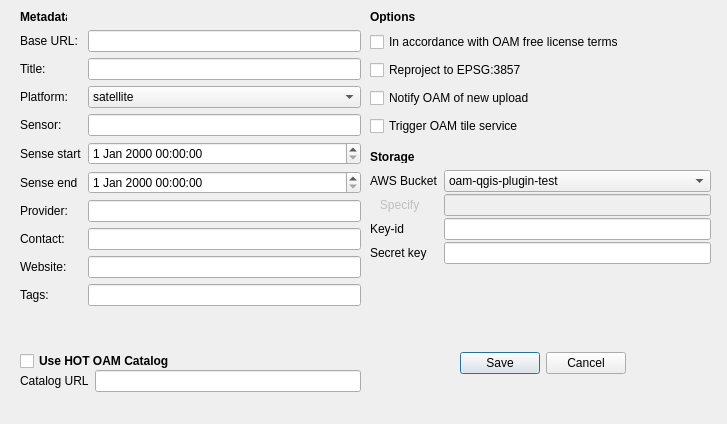
First picture: the form in OpenAerialMap/gui/ui/setting_dialog.ui, repository hotosm/oam-qgis-plugin, before the edit.
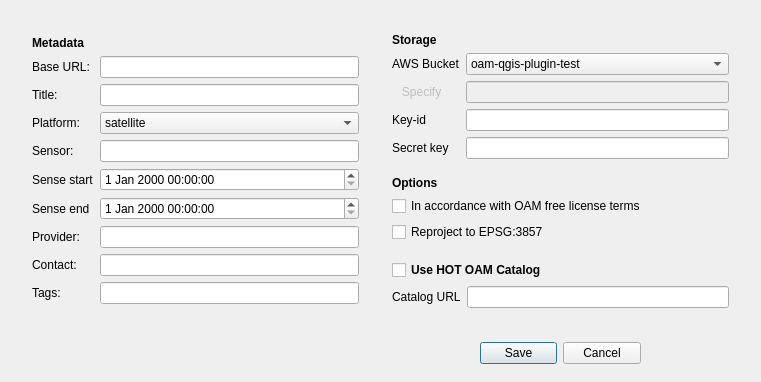
Second picture: the form after the edit.

Commit message: Improved GUI (mainly enhanced the cross-platform compatibility).

The edit to the form file:
```diff
--- a/OpenAerialMap/gui/ui/setting_dialog.ui
+++ b/OpenAerialMap/gui/ui/setting_dialog.ui
@@ -6,19 +6,30 @@
    <rect>
     <x>0</x>
     <y>0</y>
-    <width>727</width>
-    <height>424</height>
+    <width>761</width>
+    <height>382</height>
    </rect>
   </property>
+  <property name="minimumSize">
+   <size>
+    <width>0</width>
+    <height>0</height>
+   </size>
+  </property>
+  <property name="font">
+   <font>
+    <pointsize>9</pointsize>
+   </font>
+  </property>
   <property name="windowTitle">
    <string>Edit Settings</string>
   </property>
   <widget class="QDialogButtonBox" name="buttonBox">
    <property name="geometry">
     <rect>
-     <x>450</x>
-     <y>350</y>
-     <width>176</width>
+     <x>480</x>
+     <y>340</y>
+     <width>161</width>
      <height>27</height>
     </rect>
    </property>
@@ -29,146 +40,70 @@
     <set>QDialogButtonBox::Cancel|QDialogButtonBox::Save</set>
    </property>
   </widget>
-  <widget class="QWidget" name="formLayoutWidget_3">
-   <property name="geometry">
-    <rect>
-     <x>20</x>
-     <y>370</y>
-     <width>341</width>
-     <height>41</height>
-    </rect>
-   </property>
-   <layout class="QFormLayout" name="formLayout">
-    <property name="fieldGrowthPolicy">
-     <enum>QFormLayout::AllNonFixedFieldsGrow</enum>
-    </property>
-    <item row="0" column="0">
-     <widget class="QLabel" name="catalog_url_label">
-      <property name="text">
-       <string>Catalog URL</string>
-      </property>
-     </widget>
-    </item>
-    <item row="0" column="1">
-     <widget class="QLineEdit" name="catalog_url_edit"/>
-    </item>
-   </layout>
-  </widget>
-  <widget class="QCheckBox" name="hot_oam_catalog_check_box">
-   <property name="geometry">
-    <rect>
-     <x>20</x>
-     <y>350</y>
-     <width>161</width>
-     <height>22</height>
-    </rect>
-   </property>
-   <property name="font">
-    <font>
-     <weight>75</weight>
-     <bold>true</bold>
-    </font>
-   </property>
-   <property name="text">
-    <string>Use HOT OAM Catalog</string>
-   </property>
-  </widget>
-  <widget class="QLabel" name="lbMetadata">
-   <property name="geometry">
-    <rect>
-     <x>20</x>
-     <y>10</y>
-     <width>47</width>
-     <height>13</height>
-    </rect>
-   </property>
-   <property name="font">
-    <font>
-     <weight>75</weight>
-     <bold>true</bold>
-    </font>
-   </property>
-   <property name="text">
-    <string>Metadata</string>
-   </property>
-  </widget>
   <widget class="QWidget" name="layoutWidget">
    <property name="geometry">
     <rect>
-     <x>370</x>
-     <y>30</y>
+     <x>390</x>
+     <y>20</y>
      <width>341</width>
-     <height>108</height>
+     <height>301</height>
     </rect>
    </property>
    <layout class="QVBoxLayout" name="verticalLayout">
-    <item>
-     <widget class="QCheckBox" name="license_check_box">
-      <property name="text">
-       <string>In accordance with OAM free license terms</string>
-      </property>
-     </widget>
-    </item>
-    <item>
-     <widget class="QCheckBox" name="reproject_check_box">
-      <property name="text">
-       <string>Reproject to EPSG:3857</string>
-      </property>
-     </widget>
-    </item>
-    <item>
-     <widget class="QCheckBox" name="notify_oam_check">
-      <property name="text">
-       <string>Notify OAM of new upload</string>
-      </property>
-     </widget>
-    </item>
+    <property name="leftMargin">
+     <number>2</number>
+    </property>
+    <property name="topMargin">
+     <number>2</number>
+    </property>
+    <property name="rightMargin">
+     <number>2</number>
+    </property>
+    <property name="bottomMargin">
+     <number>2</number>
+    </property>
     <item>
-     <widget class="QCheckBox" name="trigger_tiling_check">
-      <property name="text">
-       <string>Trigger OAM tile service</string>
+     <spacer name="verticalSpacer_3">
+      <property name="orientation">
+       <enum>Qt::Vertical</enum>
       </property>
-     </widget>
-    </item>
-   </layout>
-  </widget>
-  <widget class="QLabel" name="lbOptions">
-   <property name="geometry">
-    <rect>
-     <x>370</x>
-     <y>10</y>
-     <width>47</width>
-     <height>13</height>
-    </rect>
-   </property>
+      <property name="sizeHint" stdset="0">
+       <size>
+        <width>20</width>
+        <height>40</height>
+       </size>
+      </property>
+     </spacer>
+    </item>
+    <item>
+     <widget class="QLabel" name="lbStorage">
    <property name="font">
     <font>
+        <pointsize>9</pointsize>
      <weight>75</weight>
      <bold>true</bold>
     </font>
    </property>
    <property name="text">
-    <string>Options</string>
-   </property>
-  </widget>
-  <widget class="QWidget" name="layoutWidget_2">
-   <property name="geometry">
-    <rect>
-     <x>370</x>
-     <y>170</y>
-     <width>341</width>
-     <height>122</height>
-    </rect>
-   </property>
-   <layout class="QFormLayout" name="formLayout_2">
+       <string>Storage</string>
+      </property>
+     </widget>
+    </item>
+    <item>
+     <layout class="QFormLayout" name="formLayoutStorage">
     <property name="fieldGrowthPolicy">
      <enum>QFormLayout::AllNonFixedFieldsGrow</enum>
     </property>
     <property name="verticalSpacing">
-     <number>2</number>
+       <number>6</number>
     </property>
     <item row="0" column="0">
      <widget class="QLabel" name="storage_label">
+        <property name="font">
+         <font>
+          <pointsize>9</pointsize>
+         </font>
+        </property>
       <property name="text">
        <string>AWS Bucket</string>
       </property>
@@ -176,6 +111,11 @@
     </item>
     <item row="0" column="1">
      <widget class="QComboBox" name="storage_combo_box">
+        <property name="font">
+         <font>
+          <pointsize>9</pointsize>
+         </font>
+        </property>
       <property name="editable">
        <bool>false</bool>
       </property>
@@ -196,6 +136,11 @@
     </item>
     <item row="2" column="0">
      <widget class="QLabel" name="key_id_label">
+        <property name="font">
+         <font>
+          <pointsize>9</pointsize>
+         </font>
+        </property>
       <property name="styleSheet">
        <string notr="true"/>
       </property>
@@ -206,6 +151,11 @@
     </item>
     <item row="2" column="1">
      <widget class="QLineEdit" name="key_id_edit">
+        <property name="font">
+         <font>
+          <pointsize>9</pointsize>
+         </font>
+        </property>
       <property name="toolTip">
        <string>AWS access key id</string>
       </property>
@@ -213,6 +163,11 @@
     </item>
     <item row="3" column="0">
      <widget class="QLabel" name="secret_key_label">
+        <property name="font">
+         <font>
+          <pointsize>9</pointsize>
+         </font>
+        </property>
       <property name="styleSheet">
        <string notr="true"/>
       </property>
@@ -223,6 +178,11 @@
     </item>
     <item row="3" column="1">
      <widget class="QLineEdit" name="secret_key_edit">
+        <property name="font">
+         <font>
+          <pointsize>9</pointsize>
+         </font>
+        </property>
       <property name="toolTip">
        <string>AWS secret access key</string>
       </property>
@@ -233,6 +193,11 @@
       <property name="enabled">
        <bool>false</bool>
       </property>
+        <property name="font">
+         <font>
+          <pointsize>9</pointsize>
+         </font>
+        </property>
       <property name="text">
        <string>   Specify</string>
       </property>
@@ -243,6 +208,11 @@
       <property name="enabled">
        <bool>false</bool>
       </property>
+        <property name="font">
+         <font>
+          <pointsize>9</pointsize>
+         </font>
+        </property>
       <property name="toolTip">
        <string>Bucket name which is not listed above </string>
       </property>
@@ -252,127 +222,242 @@
      </widget>
     </item>
    </layout>
-  </widget>
-  <widget class="QLabel" name="lbStorage">
-   <property name="geometry">
-    <rect>
-     <x>370</x>
-     <y>150</y>
-     <width>47</width>
-     <height>13</height>
-    </rect>
-   </property>
+    </item>
+    <item>
+     <spacer name="verticalSpacer_4">
+      <property name="orientation">
+       <enum>Qt::Vertical</enum>
+      </property>
+      <property name="sizeHint" stdset="0">
+       <size>
+        <width>20</width>
+        <height>40</height>
+       </size>
+      </property>
+     </spacer>
+    </item>
+    <item>
+     <widget class="QLabel" name="lbOptions">
+      <property name="font">
+       <font>
+        <weight>75</weight>
+        <bold>true</bold>
+       </font>
+      </property>
+      <property name="text">
+       <string>Options</string>
+      </property>
+     </widget>
+    </item>
+    <item>
+     <widget class="QCheckBox" name="license_check_box">
+      <property name="font">
+       <font>
+        <pointsize>9</pointsize>
+       </font>
+      </property>
+      <property name="text">
+       <string>In accordance with OAM free license terms</string>
+      </property>
+     </widget>
+    </item>
+    <item>
+     <widget class="QCheckBox" name="reproject_check_box">
    <property name="font">
     <font>
+        <pointsize>9</pointsize>
+       </font>
+      </property>
+      <property name="text">
+       <string>Reproject to EPSG:3857</string>
+      </property>
+     </widget>
+    </item>
+    <item>
+     <spacer name="verticalSpacer_5">
+      <property name="orientation">
+       <enum>Qt::Vertical</enum>
+      </property>
+      <property name="sizeHint" stdset="0">
+       <size>
+        <width>20</width>
+        <height>40</height>
+       </size>
+      </property>
+     </spacer>
+    </item>
+    <item>
+     <widget class="QCheckBox" name="hot_oam_catalog_check_box">
+      <property name="font">
+       <font>
+        <pointsize>9</pointsize>
      <weight>75</weight>
      <bold>true</bold>
     </font>
    </property>
    <property name="text">
-    <string>Storage</string>
-   </property>
-  </widget>
-  <widget class="QWidget" name="formLayoutWidget">
+       <string>Use HOT OAM Catalog</string>
+      </property>
+     </widget>
+    </item>
+    <item>
+     <layout class="QFormLayout" name="formLayoutCatalog">
+      <property name="fieldGrowthPolicy">
+       <enum>QFormLayout::AllNonFixedFieldsGrow</enum>
+      </property>
+      <item row="0" column="0">
+       <widget class="QLabel" name="catalog_url_label">
+        <property name="font">
+         <font>
+          <pointsize>9</pointsize>
+         </font>
+        </property>
+        <property name="text">
+         <string>Catalog URL</string>
+        </property>
+       </widget>
+      </item>
+      <item row="0" column="1">
+       <widget class="QLineEdit" name="catalog_url_edit">
+        <property name="font">
+         <font>
+          <pointsize>9</pointsize>
+         </font>
+        </property>
+       </widget>
+      </item>
+     </layout>
+    </item>
+    <item>
+     <spacer name="verticalSpacer_6">
+      <property name="orientation">
+       <enum>Qt::Vertical</enum>
+      </property>
+      <property name="sizeHint" stdset="0">
+       <size>
+        <width>20</width>
+        <height>40</height>
+       </size>
+      </property>
+     </spacer>
+    </item>
+   </layout>
+  </widget>
+  <widget class="QWidget" name="verticalLayoutWidget">
    <property name="geometry">
     <rect>
-     <x>20</x>
-     <y>30</y>
-     <width>341</width>
-     <height>311</height>
+     <x>30</x>
+     <y>20</y>
+     <width>331</width>
+     <height>301</height>
     </rect>
    </property>
+   <layout class="QVBoxLayout" name="verticalLayoutMetadata">
+    <property name="leftMargin">
+     <number>2</number>
+    </property>
+    <property name="topMargin">
+     <number>2</number>
+    </property>
+    <property name="rightMargin">
+     <number>2</number>
+    </property>
+    <property name="bottomMargin">
+     <number>2</number>
+    </property>
+    <item>
+     <spacer name="verticalSpacer_2">
+      <property name="orientation">
+       <enum>Qt::Vertical</enum>
+      </property>
+      <property name="sizeHint" stdset="0">
+       <size>
+        <width>20</width>
+        <height>40</height>
+       </size>
+      </property>
+     </spacer>
+    </item>
+    <item>
+     <widget class="QLabel" name="lbMetadata">
+      <property name="font">
+       <font>
+        <pointsize>9</pointsize>
+        <weight>75</weight>
+        <bold>true</bold>
+       </font>
+      </property>
+      <property name="text">
+       <string>Metadata</string>
+      </property>
+     </widget>
+    </item>
+    <item>
    <layout class="QFormLayout" name="formLayoutMetadata">
-    <item row="9" column="0">
-     <widget class="QLabel" name="tags_label">
-      <property name="text">
-       <string>Tags:</string>
+      <property name="verticalSpacing">
+       <number>6</number>
       </property>
-     </widget>
-    </item>
-    <item row="9" column="1">
-     <widget class="QLineEdit" name="tags_edit">
-      <property name="toolTip">
-       <string>Free tags separated by comma</string>
-      </property>
-     </widget>
-    </item>
-    <item row="8" column="0">
-     <widget class="QLabel" name="website_label">
+      <item row="0" column="0">
+       <widget class="QLabel" name="base_uuid_label">
+        <property name="font">
+         <font>
+          <pointsize>9</pointsize>
+         </font>
+        </property>
       <property name="text">
-       <string>Website:</string>
+         <string>Base URL:</string>
       </property>
      </widget>
     </item>
-    <item row="8" column="1">
-     <widget class="QLineEdit" name="website_edit"/>
-    </item>
-    <item row="7" column="0">
-     <widget class="QLabel" name="contact_label">
-      <property name="text">
-       <string>Contact:</string>
-      </property>
-     </widget>
-    </item>
-    <item row="7" column="1">
-     <widget class="QLineEdit" name="contact_edit">
-      <property name="toolTip">
-       <string>Name and email address of the data provider</string>
-      </property>
-      <property name="cursorPosition">
-       <number>0</number>
-      </property>
-     </widget>
-    </item>
-    <item row="6" column="0">
-     <widget class="QLabel" name="provider_label">
-      <property name="text">
-       <string>Provider:</string>
-      </property>
-     </widget>
-    </item>
-    <item row="6" column="1">
-     <widget class="QLineEdit" name="provider_edit">
+      <item row="0" column="1">
+       <widget class="QLineEdit" name="base_uuid_edit">
+        <property name="minimumSize">
+         <size>
+          <width>0</width>
+          <height>0</height>
+         </size>
+        </property>
+        <property name="font">
+         <font>
+          <pointsize>9</pointsize>
+         </font>
+        </property>
       <property name="toolTip">
-       <string>Provider/owner of the OIN bucket</string>
+         <string>Website of the data provider</string>
       </property>
      </widget>
     </item>
-    <item row="5" column="0">
-     <widget class="QLabel" name="sense_end_label">
-      <property name="text">
-       <string>Sense end</string>
-      </property>
-     </widget>
-    </item>
-    <item row="5" column="1">
-     <widget class="QDateTimeEdit" name="sense_end_edit"/>
-    </item>
-    <item row="4" column="0">
-     <widget class="QLabel" name="sense_start_label">
+      <item row="1" column="0">
+       <widget class="QLabel" name="title_label">
+        <property name="font">
+         <font>
+          <pointsize>9</pointsize>
+         </font>
+        </property>
       <property name="text">
-       <string>Sense start</string>
+         <string>Title:</string>
       </property>
      </widget>
     </item>
-    <item row="4" column="1">
-     <widget class="QDateTimeEdit" name="sense_start_edit"/>
-    </item>
-    <item row="3" column="0">
-     <widget class="QLabel" name="sensor_label">
-      <property name="text">
-       <string>Sensor:</string>
-      </property>
-     </widget>
-    </item>
-    <item row="3" column="1">
-     <widget class="QLineEdit" name="sensor_edit">
+      <item row="1" column="1">
+       <widget class="QLineEdit" name="title_edit">
+        <property name="font">
+         <font>
+          <pointsize>9</pointsize>
+         </font>
+        </property>
       <property name="toolTip">
-       <string>Image aquisition device (eg. camera, radar, etc)</string>
+         <string>Human friendly title of the image</string>
       </property>
      </widget>
     </item>
     <item row="2" column="0">
      <widget class="QLabel" name="platform_label">
+        <property name="font">
+         <font>
+          <pointsize>9</pointsize>
+         </font>
+        </property>
       <property name="text">
        <string>Platform:</string>
       </property>
@@ -380,6 +465,11 @@
     </item>
     <item row="2" column="1">
      <widget class="QComboBox" name="platform_combo_box">
+        <property name="font">
+         <font>
+          <pointsize>9</pointsize>
+         </font>
+        </property>
       <item>
        <property name="text">
         <string>satellite</string>
@@ -407,33 +497,161 @@
       </item>
      </widget>
     </item>
-    <item row="1" column="0">
-     <widget class="QLabel" name="title_label">
+      <item row="3" column="0">
+       <widget class="QLabel" name="sensor_label">
+        <property name="font">
+         <font>
+          <pointsize>9</pointsize>
+         </font>
+        </property>
       <property name="text">
-       <string>Title:</string>
+         <string>Sensor:</string>
       </property>
      </widget>
     </item>
-    <item row="1" column="1">
-     <widget class="QLineEdit" name="title_edit">
+      <item row="3" column="1">
+       <widget class="QLineEdit" name="sensor_edit">
+        <property name="font">
+         <font>
+          <pointsize>9</pointsize>
+         </font>
+        </property>
       <property name="toolTip">
-       <string>Human friendly title of the image</string>
+         <string>Image aquisition device (eg. camera, radar, etc)</string>
       </property>
      </widget>
     </item>
-    <item row="0" column="0">
-     <widget class="QLabel" name="base_uuid_label">
+      <item row="4" column="0">
+       <widget class="QLabel" name="sense_start_label">
+        <property name="font">
+         <font>
+          <pointsize>9</pointsize>
+         </font>
+        </property>
       <property name="text">
-       <string>Base URL:</string>
+         <string>Sense start</string>
       </property>
      </widget>
     </item>
-    <item row="0" column="1">
-     <widget class="QLineEdit" name="base_uuid_edit">
+      <item row="4" column="1">
+       <widget class="QDateTimeEdit" name="sense_start_edit">
+        <property name="font">
+         <font>
+          <pointsize>9</pointsize>
+         </font>
+        </property>
+       </widget>
+      </item>
+      <item row="5" column="0">
+       <widget class="QLabel" name="sense_end_label">
+        <property name="font">
+         <font>
+          <pointsize>9</pointsize>
+         </font>
+        </property>
+        <property name="text">
+         <string>Sense end</string>
+        </property>
+       </widget>
+      </item>
+      <item row="5" column="1">
+       <widget class="QDateTimeEdit" name="sense_end_edit">
+        <property name="font">
+         <font>
+          <pointsize>9</pointsize>
+         </font>
+        </property>
+       </widget>
+      </item>
+      <item row="6" column="0">
+       <widget class="QLabel" name="provider_label">
+        <property name="font">
+         <font>
+          <pointsize>9</pointsize>
+         </font>
+        </property>
+        <property name="text">
+         <string>Provider:</string>
+        </property>
+       </widget>
+      </item>
+      <item row="6" column="1">
+       <widget class="QLineEdit" name="provider_edit">
+        <property name="font">
+         <font>
+          <pointsize>9</pointsize>
+         </font>
+        </property>
       <property name="toolTip">
-       <string>Website of the data provider</string>
-      </property>
-     </widget>
+         <string>Provider/owner of the OIN bucket</string>
+        </property>
+       </widget>
+      </item>
+      <item row="7" column="0">
+       <widget class="QLabel" name="contact_label">
+        <property name="font">
+         <font>
+          <pointsize>9</pointsize>
+         </font>
+        </property>
+        <property name="text">
+         <string>Contact:</string>
+        </property>
+       </widget>
+      </item>
+      <item row="7" column="1">
+       <widget class="QLineEdit" name="contact_edit">
+        <property name="font">
+         <font>
+          <pointsize>9</pointsize>
+         </font>
+        </property>
+        <property name="toolTip">
+         <string>Name and email address of the data provider</string>
+        </property>
+        <property name="cursorPosition">
+         <number>0</number>
+        </property>
+       </widget>
+      </item>
+      <item row="8" column="0">
+       <widget class="QLabel" name="tags_label">
+        <property name="font">
+         <font>
+          <pointsize>9</pointsize>
+         </font>
+        </property>
+        <property name="text">
+         <string>Tags:</string>
+        </property>
+       </widget>
+      </item>
+      <item row="8" column="1">
+       <widget class="QLineEdit" name="tags_edit">
+        <property name="font">
+         <font>
+          <pointsize>9</pointsize>
+         </font>
+        </property>
+        <property name="toolTip">
+         <string>Free tags separated by comma</string>
+        </property>
+       </widget>
+      </item>
+     </layout>
+    </item>
+    <item>
+     <spacer name="verticalSpacer">
+      <property name="orientation">
+       <enum>Qt::Vertical</enum>
+      </property>
+      <property name="sizeHint" stdset="0">
+       <size>
+        <width>20</width>
+        <height>40</height>
+       </size>
+      </property>
+     </spacer>
     </item>
    </layout>
   </widget>
```
Lines whose indentation alone changed are shown as unchanged. The commit also changes 7 other files.
